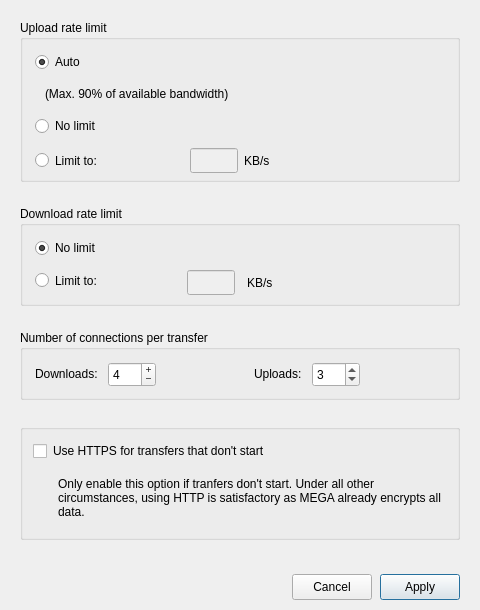
The window that src/MEGASync/gui/ui/BandwidthSettings.ui (meganz/MEGAsync) describes before a commit, drawn with Qt 5.
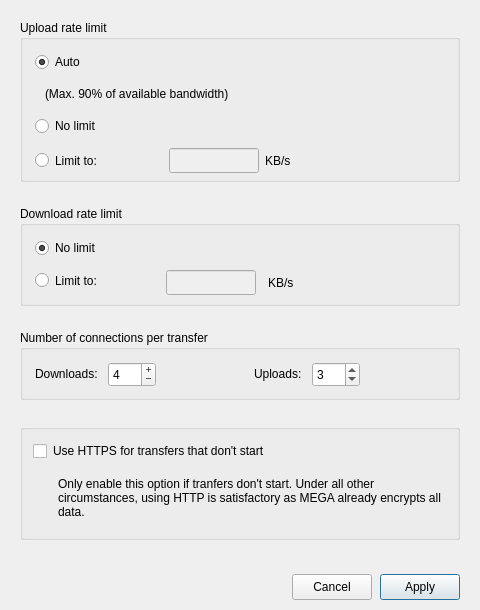
The same window after the commit.

Commit message: SNC-5128 : Increase box width to allow up to 99 GBytes of limit to.

```diff
--- a/src/MEGASync/gui/ui/BandwidthSettings.ui
+++ b/src/MEGASync/gui/ui/BandwidthSettings.ui
@@ -220,13 +220,13 @@
         </property>
         <property name="minimumSize">
          <size>
-          <width>48</width>
+          <width>90</width>
           <height>25</height>
          </size>
         </property>
         <property name="maximumSize">
          <size>
-          <width>50</width>
+          <width>90</width>
           <height>25</height>
          </size>
         </property>
@@ -379,13 +379,13 @@
         </property>
         <property name="minimumSize">
          <size>
-          <width>48</width>
+          <width>90</width>
           <height>25</height>
          </size>
         </property>
         <property name="maximumSize">
          <size>
-          <width>50</width>
+          <width>90</width>
           <height>25</height>
          </size>
         </property>
```
